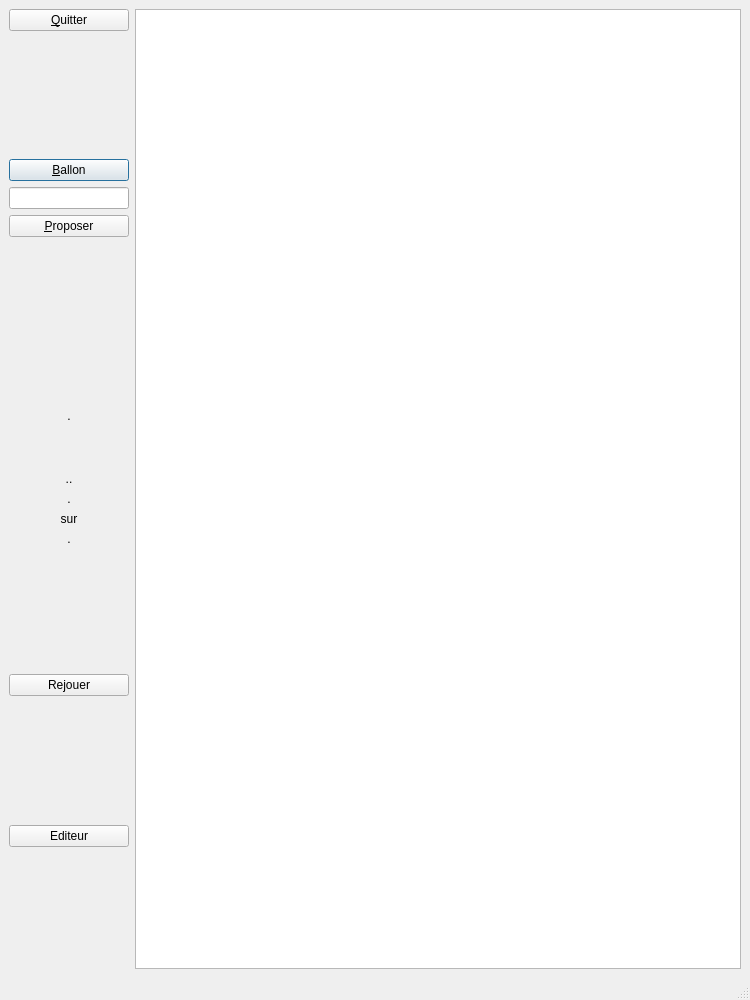
Qt form exercice.ui (Txikilinux/leterrier-calculment) before a commit.
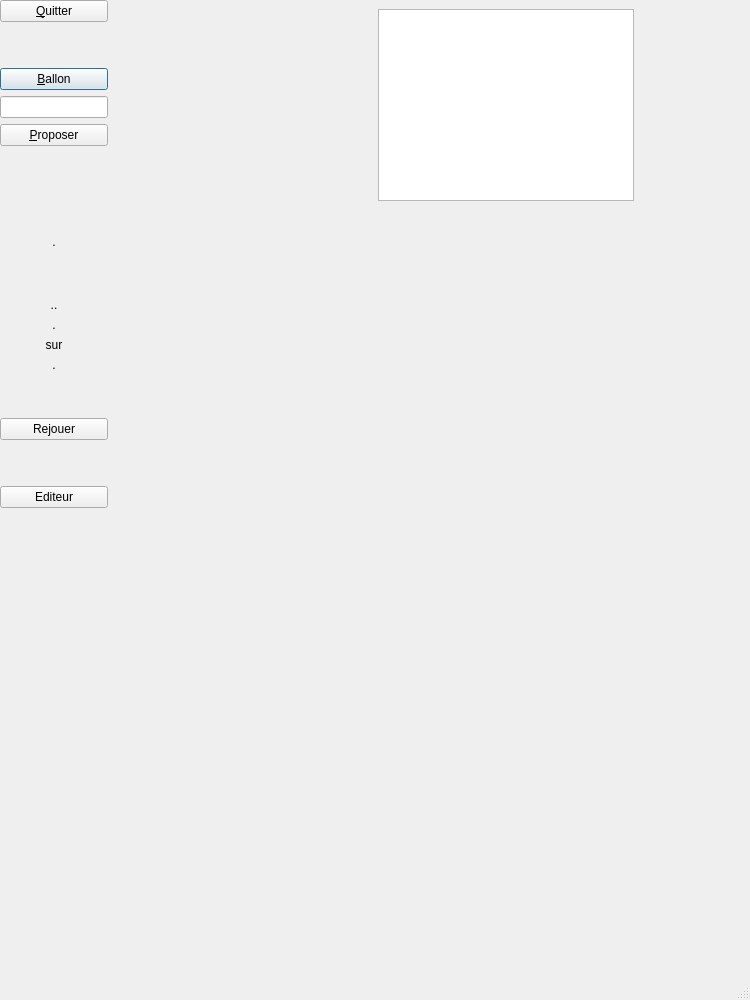
The same form after that commit.

Commit message: suppression gridLayout exercice.ui

What changed in the file:
```diff
--- a/exercice.ui
+++ b/exercice.ui
@@ -29,8 +29,26 @@
      <height>1200</height>
     </size>
    </property>
-   <layout class="QGridLayout" name="gridLayout">
-    <item row="0" column="0">
+   <widget class="QGraphicsView" name="vue">
+    <property name="enabled">
+     <bool>true</bool>
+    </property>
+    <property name="geometry">
+     <rect>
+      <x>378</x>
+      <y>9</y>
+      <width>256</width>
+      <height>192</height>
+     </rect>
+    </property>
+    <property name="verticalScrollBarPolicy">
+     <enum>Qt::ScrollBarAlwaysOff</enum>
+    </property>
+    <property name="horizontalScrollBarPolicy">
+     <enum>Qt::ScrollBarAlwaysOff</enum>
+    </property>
+   </widget>
+   <widget class="QWidget" name="">
      <layout class="QVBoxLayout" name="verticalLayout_3">
       <property name="sizeConstraint">
        <enum>QLayout::SetNoConstraint</enum>
@@ -279,21 +297,7 @@
        </spacer>
       </item>
      </layout>
-    </item>
-    <item row="0" column="1">
-     <widget class="QGraphicsView" name="vue">
-      <property name="enabled">
-       <bool>true</bool>
-      </property>
-      <property name="verticalScrollBarPolicy">
-       <enum>Qt::ScrollBarAlwaysOff</enum>
-      </property>
-      <property name="horizontalScrollBarPolicy">
-       <enum>Qt::ScrollBarAlwaysOff</enum>
-      </property>
-     </widget>
-    </item>
-   </layout>
+   </widget>
   </widget>
   <widget class="QMenuBar" name="menubar">
    <property name="geometry">
```
Lines whose indentation alone changed are shown as unchanged.
